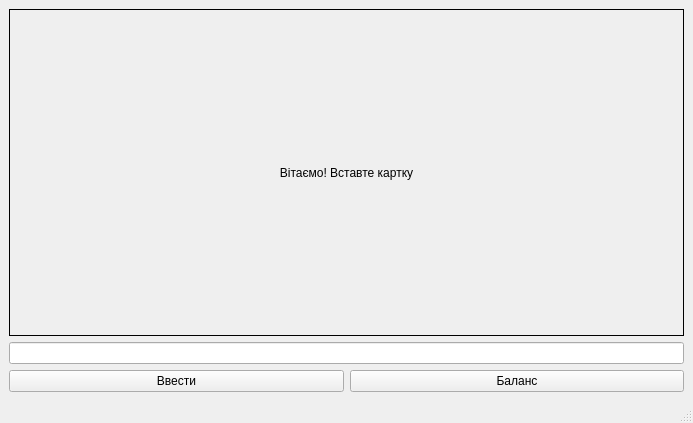
First picture: the form in mainwindow.ui, repository IvanAntonchuk/OOP-ATMsimulator, before the edit.
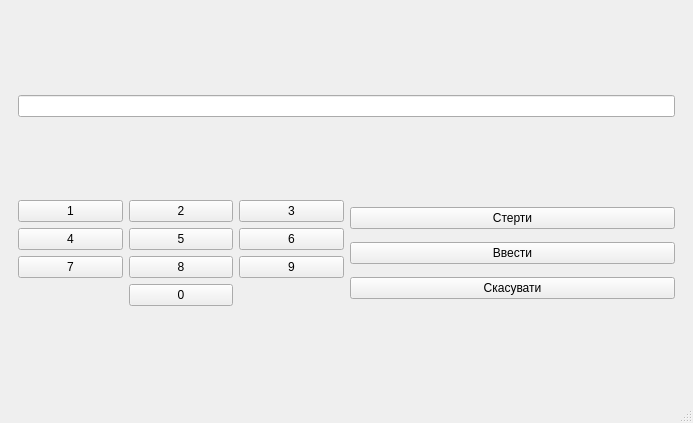
Second picture: the form after the edit. The open tabs and pages were chosen to show the change.

Commit message: Implemented UI navigation with QStackedWidget and digital keypad

Diff of the .ui file:
```diff
--- a/mainwindow.ui
+++ b/mainwindow.ui
@@ -16,10 +16,16 @@
   <widget class="QWidget" name="centralwidget">
    <layout class="QVBoxLayout" name="verticalLayout">
     <item>
-     <widget class="QLabel" name="displayLabel">
-      <property name="frameShape">
-       <enum>QFrame::Shape::Box</enum>
+     <widget class="QStackedWidget" name="stackedWidget">
+      <property name="currentIndex">
+       <number>3</number>
       </property>
+      <widget class="QWidget" name="page_login">
+       <layout class="QGridLayout" name="gridLayout">
+        <item row="0" column="0">
+         <layout class="QVBoxLayout" name="verticalLayout_2">
+          <item>
+           <widget class="QLabel" name="label">
       <property name="text">
        <string>Вітаємо! Вставте картку</string>
       </property>
@@ -29,25 +35,190 @@
      </widget>
     </item>
     <item>
-     <widget class="QLineEdit" name="inputField"/>
+           <widget class="QPushButton" name="btnLogin">
+            <property name="text">
+             <string>Вставити картку</string>
+            </property>
+           </widget>
+          </item>
+         </layout>
+        </item>
+       </layout>
+      </widget>
+      <widget class="QWidget" name="page_pin">
+       <layout class="QVBoxLayout" name="verticalLayout_4">
+        <item>
+         <widget class="QLineEdit" name="pinInput">
+          <property name="echoMode">
+           <enum>QLineEdit::EchoMode::Password</enum>
+          </property>
+          <property name="readOnly">
+           <bool>true</bool>
+          </property>
+         </widget>
     </item>
     <item>
      <layout class="QHBoxLayout" name="horizontalLayout">
       <item>
-       <widget class="QPushButton" name="actionButton">
+           <layout class="QGridLayout" name="gridLayout_2">
+            <item row="0" column="0">
+             <widget class="QPushButton" name="btn1">
+              <property name="text">
+               <string>1</string>
+              </property>
+             </widget>
+            </item>
+            <item row="2" column="1">
+             <widget class="QPushButton" name="btn8">
+              <property name="text">
+               <string>8</string>
+              </property>
+             </widget>
+            </item>
+            <item row="2" column="2">
+             <widget class="QPushButton" name="btn9">
+              <property name="text">
+               <string>9</string>
+              </property>
+             </widget>
+            </item>
+            <item row="1" column="1">
+             <widget class="QPushButton" name="btn5">
+              <property name="text">
+               <string>5</string>
+              </property>
+             </widget>
+            </item>
+            <item row="2" column="0">
+             <widget class="QPushButton" name="btn7">
+              <property name="text">
+               <string>7</string>
+              </property>
+             </widget>
+            </item>
+            <item row="0" column="2">
+             <widget class="QPushButton" name="btn3">
+              <property name="text">
+               <string>3</string>
+              </property>
+             </widget>
+            </item>
+            <item row="1" column="2">
+             <widget class="QPushButton" name="btn6">
+              <property name="text">
+               <string>6</string>
+              </property>
+             </widget>
+            </item>
+            <item row="0" column="1">
+             <widget class="QPushButton" name="btn2">
+              <property name="text">
+               <string>2</string>
+              </property>
+             </widget>
+            </item>
+            <item row="1" column="0">
+             <widget class="QPushButton" name="btn4">
+              <property name="text">
+               <string>4</string>
+              </property>
+             </widget>
+            </item>
+            <item row="3" column="1">
+             <widget class="QPushButton" name="btn0">
+              <property name="text">
+               <string>0</string>
+              </property>
+             </widget>
+            </item>
+           </layout>
+          </item>
+          <item>
+           <layout class="QVBoxLayout" name="verticalLayout_3">
+            <item>
+             <widget class="QPushButton" name="btnClear">
+              <property name="text">
+               <string>Стерти</string>
+              </property>
+             </widget>
+            </item>
+            <item>
+             <widget class="QPushButton" name="btnEnterPin">
         <property name="text">
          <string>Ввести</string>
         </property>
        </widget>
       </item>
       <item>
-       <widget class="QPushButton" name="balanceButton">
+             <widget class="QPushButton" name="btnCancel">
+              <property name="text">
+               <string>Скасувати</string>
+              </property>
+             </widget>
+            </item>
+           </layout>
+          </item>
+         </layout>
+        </item>
+       </layout>
+      </widget>
+      <widget class="QWidget" name="page_menu">
+       <layout class="QVBoxLayout" name="verticalLayout_5">
+        <item>
+         <widget class="QLabel" name="label_2">
+          <property name="text">
+           <string>Оберіть операцію</string>
+          </property>
+          <property name="alignment">
+           <set>Qt::AlignmentFlag::AlignCenter</set>
+          </property>
+         </widget>
+        </item>
+        <item>
+         <widget class="QPushButton" name="btnBalance">
         <property name="text">
          <string>Баланс</string>
         </property>
        </widget>
       </item>
-     </layout>
+        <item>
+         <widget class="QPushButton" name="btnWithdrawMenu">
+          <property name="text">
+           <string>Зняти кошти</string>
+          </property>
+         </widget>
+        </item>
+        <item>
+         <widget class="QPushButton" name="btnExit">
+          <property name="text">
+           <string>Вихід</string>
+          </property>
+         </widget>
+        </item>
+       </layout>
+      </widget>
+      <widget class="QWidget" name="page_balance">
+       <layout class="QGridLayout" name="gridLayout_3">
+        <item row="0" column="0">
+         <widget class="QLabel" name="labelBalanceInfo">
+          <property name="text">
+           <string>---</string>
+          </property>
+          <property name="alignment">
+           <set>Qt::AlignmentFlag::AlignCenter</set>
+          </property>
+         </widget>
+        </item>
+        <item row="1" column="0">
+         <widget class="QPushButton" name="btnBack">
+          <property name="text">
+           <string>Назад</string>
+          </property>
+         </widget>
+        </item>
+       </layout>
+      </widget>
+     </widget>
     </item>
    </layout>
   </widget>
```
Lines whose indentation alone changed are shown as unchanged. The commit also changes 2 other files.
